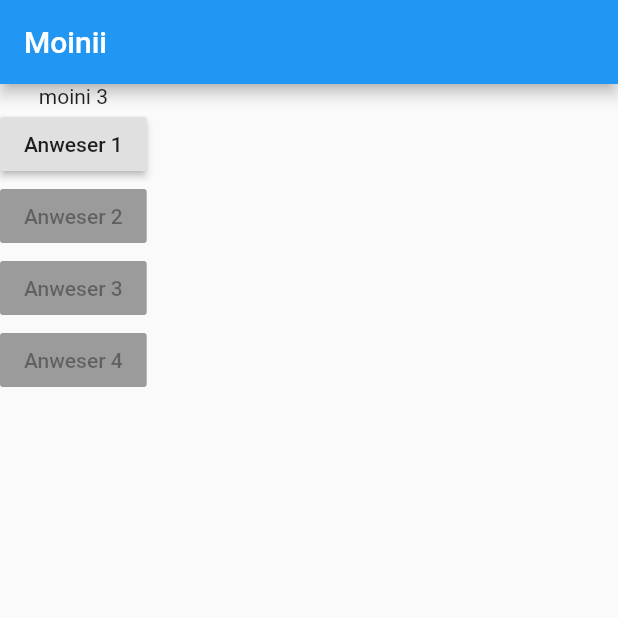
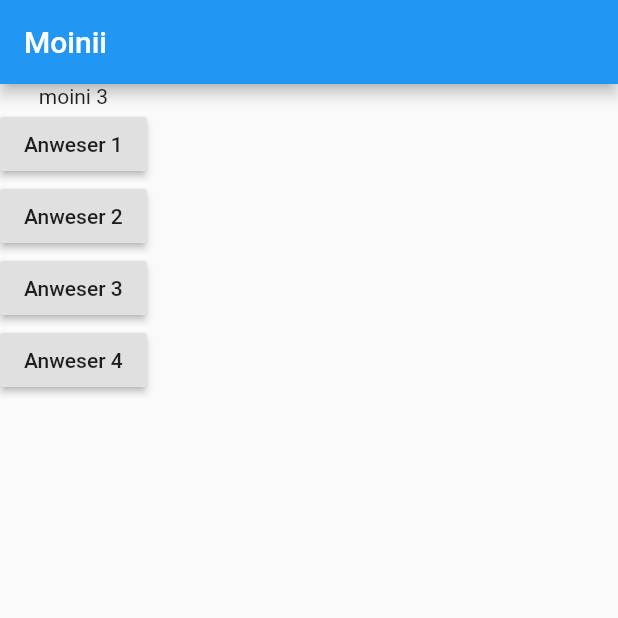
Before and after one commit to YannickAn/ich_hasse_mein_leben, a Flutter app: the screen it shows after launch, on a phone screen of 412 x 824 dp, the top half of it. Run offline on Flutter 3.47's test engine with Material 2 defaults, Android fonts, the phone set to English and light mode, and no system bars.

Commit message:
Update 04.09.2021

```diff
--- a/lib/main.dart
+++ b/lib/main.dart
@@ -25,9 +25,9 @@ class MyApp extends StatelessWidget {
               child: Text("Anweser 1"),
               onPressed: answerQustion,
             ),
-            RaisedButton(child: Text("Anweser 2"), onPressed: null),
-            RaisedButton(child: Text("Anweser 3"), onPressed: null),
-            RaisedButton(child: Text("Anweser 4"), onPressed: null),
+            RaisedButton(child: Text("Anweser 2"), onPressed: answerQustion),
+            RaisedButton(child: Text("Anweser 3"), onPressed: answerQustion),
+            RaisedButton(child: Text("Anweser 4"), onPressed: answerQustion),
           ],
         ),
       ),
```
